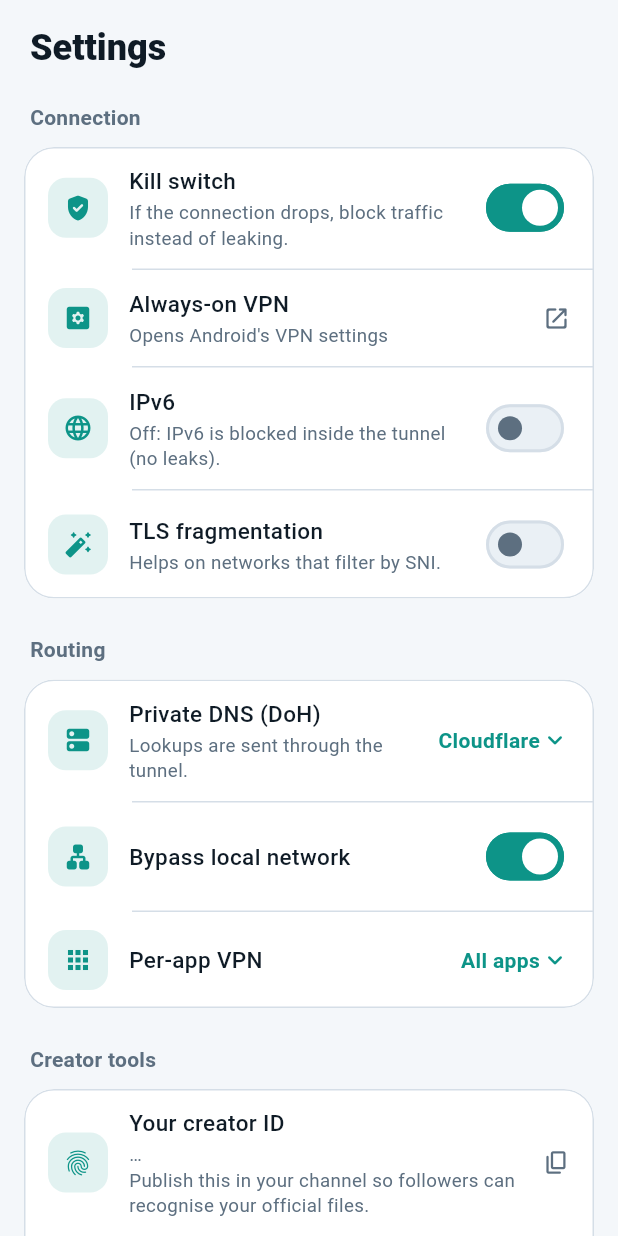
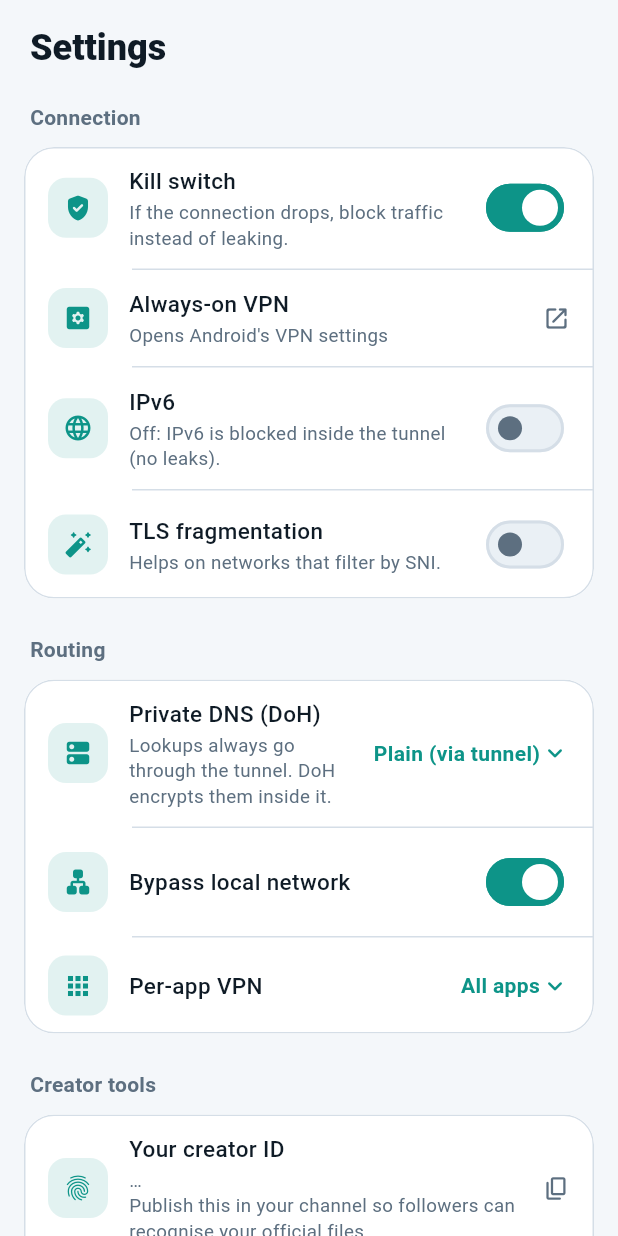
Before and after one commit to TheMojtabamm/OverSee, a Flutter app: the SettingsScreen screen opened directly, on a phone screen of 412 x 824 dp. Run offline on Flutter 3.47's test engine with Material 3 defaults, Android fonts, the phone set to English and light mode, and no system bars; our stand-ins replace dio, file_picker, flutter_riverpod, flutter_secure_storage, google_mobile_ads and 3 more; missing offline and left inert: cryptography, dart:ffi; accounts and stored records are empty; statements that could not run were skipped.

Commit message:
DNS: new default 'plain through the tunnel' (no resolver in the core; DoH stays optional); e2e runs both DNS modes and reports name vs raw-IP traffic separately
Co-Authored-By: Claude Sonnet 5.5 <noreply@anthropic.com>
Claude-Session: https://claude.ai/code/session_01BZnL4HRnQ6gJ53NQtBBV1h

```diff
--- a/lib/core/strings.dart
+++ b/lib/core/strings.dart
@@ -71,7 +71,8 @@ class S {
           "Oversea uses Android's VPN service to route your device's internet traffic through the server in the config you choose. Your traffic is encrypted between your phone and that server.\n\nOversea does not record, store or sell your browsing activity. The server you pick is run by the config's owner, so only connect to servers you trust.\n\nThe app shows ads (Google AdMob), which may use your advertising ID if you consent.",
       "agree": "Agree & continue",
       "dns": "Private DNS (DoH)",
-      "dns_hint": "Lookups are sent through the tunnel.",
+      "dns_hint":
+          "Lookups always go through the tunnel. DoH encrypts them inside it.",
       "fragment": "TLS fragmentation",
       "fragment_hint": "Helps on networks that filter by SNI.",
       "ipv6": "IPv6",
--- a/lib/domain/tunnel_settings.dart
+++ b/lib/domain/tunnel_settings.dart
@@ -5,6 +5,9 @@ import "xray_config_builder.dart";
 enum SplitMode { all, allow, deny }
 
 enum DnsPreset {
+  /// No resolver inside the core: the phone's DNS queries (to 1.1.1.1 / 1.0.0.1) simply travel
+  /// through the tunnel like any other traffic. Fewest moving parts; the default.
+  tunnel([]),
   cloudflare(["https://1.1.1.1/dns-query", "https://1.0.0.1/dns-query"]),
   google(["https://8.8.8.8/dns-query", "https://8.8.4.4/dns-query"]),
   quad9(["https://9.9.9.9/dns-query", "https://149.112.112.112/dns-query"]);
@@ -24,7 +27,7 @@ class TunnelSettings {
   final List<String> apps;
 
   const TunnelSettings({
-    this.dns = DnsPreset.cloudflare,
+    this.dns = DnsPreset.tunnel,
     this.fragment = false,
     this.ipv6 = false,
     this.bypassLan = true,
@@ -60,7 +63,9 @@ class TunnelSettings {
       );
 
   String toJson() => jsonEncode({
-        "dns": dns.name,
+        // "dns2": the earlier "dns" key held a DoH choice that was the default; ignoring it once
+        // moves everyone to the plain-through-the-tunnel default (they can pick DoH again).
+        "dns2": dns.name,
         "fragment": fragment,
         "ipv6": ipv6,
         "bypassLan": bypassLan,
@@ -73,8 +78,8 @@ class TunnelSettings {
     try {
       final j = jsonDecode(s) as Map<String, dynamic>;
       return TunnelSettings(
-        dns: DnsPreset.values.firstWhere((e) => e.name == j["dns"],
-            orElse: () => DnsPreset.cloudflare),
+        dns: DnsPreset.values.firstWhere((e) => e.name == j["dns2"],
+            orElse: () => DnsPreset.tunnel),
         fragment: j["fragment"] == true,
         ipv6: j["ipv6"] == true,
         bypassLan: j["bypassLan"] != false,
--- a/lib/features/settings/settings_screen.dart
+++ b/lib/features/settings/settings_screen.dart
@@ -36,9 +36,10 @@ class SettingsScreen extends ConsumerWidget {
           ThemeMode.dark => s.t("theme_dark"),
         };
     String dnsLabel(DnsPreset d) => switch (d) {
-          DnsPreset.cloudflare => "Cloudflare",
-          DnsPreset.google => "Google",
-          DnsPreset.quad9 => "Quad9",
+          DnsPreset.tunnel => "Plain (via tunnel)",
+          DnsPreset.cloudflare => "Cloudflare DoH",
+          DnsPreset.google => "Google DoH",
+          DnsPreset.quad9 => "Quad9 DoH",
         };
 
     return Scaffold(
--- a/tool/dump_xray_configs.dart
+++ b/tool/dump_xray_configs.dart
@@ -17,6 +17,8 @@ void main(List<String> args) {
     "default": TunnelOptions(),
     "fragment": TunnelOptions(fragment: true),
     "ipv6": TunnelOptions(ipv6: true, bypassLan: false),
+    "plaindns": TunnelOptions(dohServers: []),
+    "probe": TunnelOptions(probe: ProbeEndpoint(24680, "u", "p")),
   };
 
   var n = 0;
```
Also changed, not shown: lib/domain/xray_config_builder.dart (+8 -3 lines), 4 other files.
